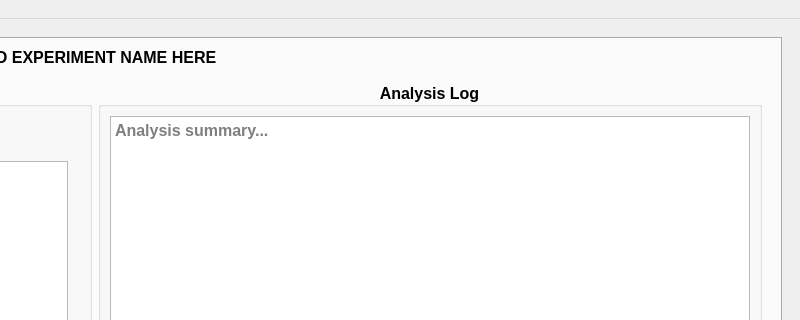
Above: qtapp/gui/interface.ui from GyroidInc/sbh-kivyapp before the change; both pictures show x 640 to 1440 and y 0 to 320 of the 1440 by 782 pixel window. Below: the same form after it.
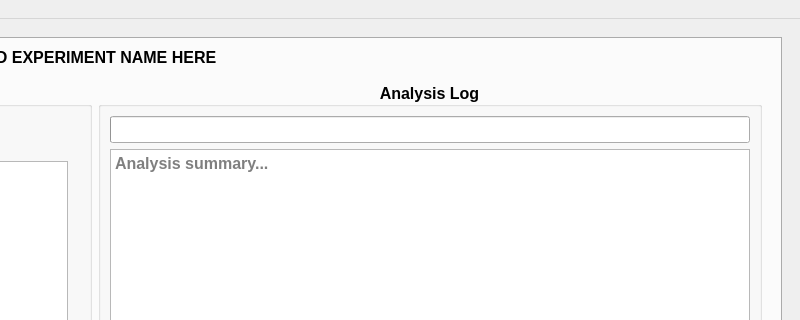
That is the form after the change. The open tabs and pages were chosen to show the change. Icons and pictures are not drawn.

Commit message: Update report summary and added progress bar to Tab 3

What changed in the file:
```diff
--- a/qtapp/gui/interface.ui
+++ b/qtapp/gui/interface.ui
@@ -1351,6 +1351,19 @@
                  <set>Qt::AlignCenter</set>
                 </property>
                 <layout class="QVBoxLayout" name="verticalLayout_6">
+                 <item>
+                  <widget class="QProgressBar" name="T3_ProgressBar_Testing">
+                   <property name="maximum">
+                    <number>1</number>
+                   </property>
+                   <property name="value">
+                    <number>-1</number>
+                   </property>
+                   <property name="alignment">
+                    <set>Qt::AlignCenter</set>
+                   </property>
+                  </widget>
+                 </item>
                  <item>
                   <widget class="QTextBrowser" name="T3_TextBrowser_AnalysisLog">
                    <property name="font">
```
The commit also changes 3 other files.
